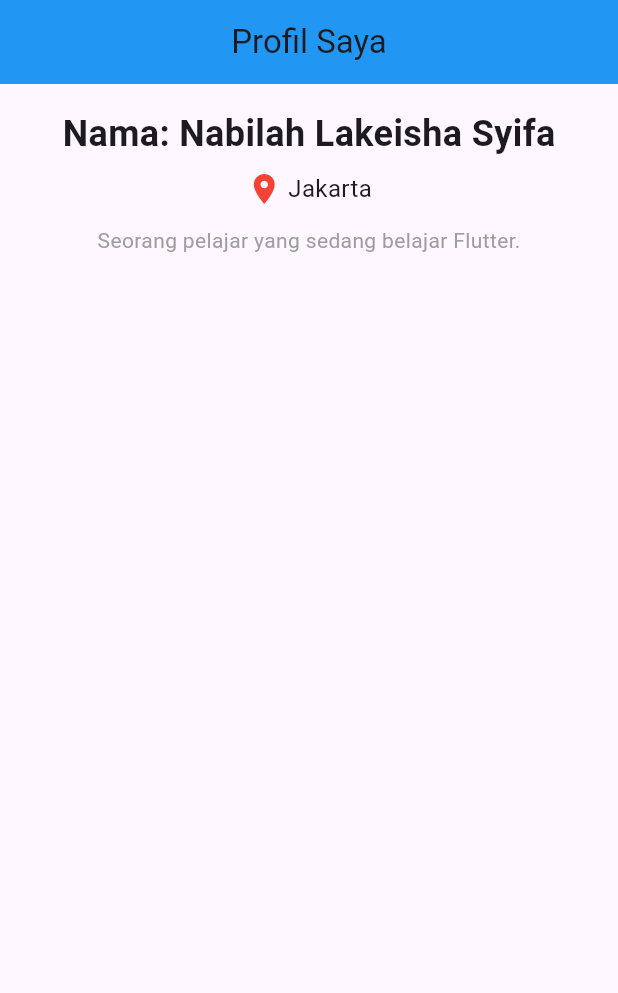
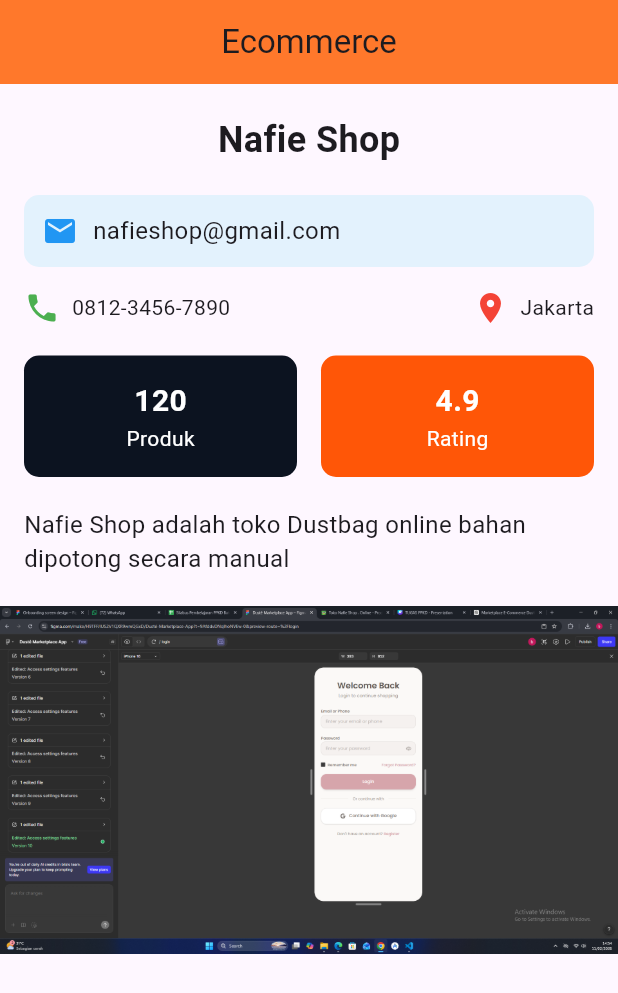
Before and after one commit to nblksy/belajar_flutter, a Flutter app: the screen it shows after launch, on a phone screen of 412 x 824 dp. Shown: the top 993 px of the screen. Run offline on Flutter 3.47's test engine with Material 3 defaults, Android fonts, the phone set to English and light mode, and no system bars.

Commit message:
tugas2flutter

```diff
--- /dev/null
+++ b/lib/day_7/day_7.dart
@@ -0,0 +1,10 @@
+import 'package:flutter/material.dart';
+
+class MyWidget extends StatelessWidget {
+  const MyWidget({super.key});
+
+  @override
+  Widget build(BuildContext context) {
+    return const Placeholder();
+  }
+}
--- /dev/null
+++ b/lib/day_7/sizedbox.dart
@@ -0,0 +1,10 @@
+import 'package:flutter/material.dart';
+
+class MyWidget extends StatelessWidget {
+  const MyWidget({super.key});
+
+  @override
+  Widget build(BuildContext context) {
+    return const Placeholder();
+  }
+}
--- a/lib/main.dart
+++ b/lib/main.dart
@@ -1,4 +1,5 @@
 import 'package:belajar_flutter/tugas_1/tugas_1.dart';
+import 'package:belajar_flutter/tugas_2/tugas_2.dart';
 import 'package:flutter/material.dart';
 
 void main() {
@@ -12,7 +13,7 @@ class MyApp extends StatelessWidget {
   @override
   Widget build(BuildContext context) {
     return MaterialApp(
-      title: 'Flutter Demo',
+      title: 'Tugas 3',
       theme: ThemeData(
         // This is the theme of your application.
         //
@@ -31,7 +32,7 @@ class MyApp extends StatelessWidget {
         // tested with just a hot reload.
         colorScheme: .fromSeed(seedColor: Colors.deepPurple),
       ),
-      home: Tugas1Flutter()
+      home: ProfilTokoPage(),
     );
   }
 }
--- a/lib/tugas_1/tugas_1.dart
+++ b/lib/tugas_1/tugas_1.dart
@@ -9,9 +9,7 @@ class Tugas1Flutter extends StatelessWidget {
 
   @override
   Widget build(BuildContext context) {
-    return MaterialApp(
-      home: ProfilSaya(),
-    );
+    return MaterialApp(home: ProfilSaya());
   }
 }
 
@@ -22,52 +20,31 @@ class ProfilSaya extends StatelessWidget {
       appBar: AppBar(
         title: const Text('Profil Saya'),
         centerTitle: true,
-        backgroundColor: Colors.blue,
+        backgroundColor: const Color.fromARGB(255, 57, 156, 238),
       ),
-      body: Padding(
-        padding: const EdgeInsets.all(16.0),
-        child: Column(
+      body: Column(
         crossAxisAlignment: CrossAxisAlignment.center,
         children: [
-
           const Text(
             'Nama: Nabilah Lakeisha Syifa',
-              style: TextStyle(
-                fontSize: 24,
-                fontWeight: FontWeight.bold,
+            style: TextStyle(fontSize: 24, fontWeight: FontWeight.bold),
           ),
-            ),
-
-            const SizedBox(height: 8),
-
 
           Row(
             mainAxisAlignment: MainAxisAlignment.center,
             children: const [
-                Icon(
-                  Icons.location_on,
-                  color: Colors.red,
-                ),
-                SizedBox(width: 4),
-                Text(
-                  'Jakarta',
-                  style: TextStyle(fontSize: 16),
-                ),
+              Icon(Icons.location_on, color: Colors.red),
+
+              Text('Jakarta', style: TextStyle(fontSize: 16)),
             ],
           ),
 
-            const SizedBox(height: 12),
-
-
           const Text(
             'Seorang pelajar yang sedang belajar Flutter.',
-              style: TextStyle(
-                fontSize: 14,
-                color: Colors.grey,
+            style: TextStyle(fontSize: 14, color: Colors.grey),
           ),
-            ),
+          Image.asset("assets/images/ss.png"),
         ],
-        ),
       ),
     );
   }
--- /dev/null
+++ b/lib/tugas_2/tugas_2.dart
@@ -0,0 +1,138 @@
+import 'package:flutter/material.dart';
+
+class ProfilTokoPage extends StatelessWidget {
+  const ProfilTokoPage({super.key});
+
+  @override
+  Widget build(BuildContext context) {
+    return Scaffold(
+      appBar: AppBar(
+        title: Text("Ecommerce"),
+        centerTitle: true,
+        backgroundColor: Color.fromARGB(255, 255, 120, 43),
+      ),
+
+      //NO.2
+      body: Column(
+        children: [
+          SizedBox(height: 20),
+          Center(
+            child: Text(
+              "Nafie Shop",
+              style: TextStyle(fontSize: 24, fontWeight: FontWeight.bold),
+            ),
+          ),
+
+          // NO.3
+          SizedBox(height: 20),
+          Padding(
+            padding: EdgeInsets.symmetric(horizontal: 16),
+            child: Container(
+              padding: EdgeInsets.all(12),
+              decoration: BoxDecoration(
+                color: Colors.blue.shade50,
+                borderRadius: BorderRadius.circular(10),
+              ),
+              child: Row(
+                children: [
+                  Icon(Icons.email, color: Colors.blue),
+                  SizedBox(width: 10),
+                  Text("nafieshop@gmail.com", style: TextStyle(fontSize: 16)),
+                ],
+              ),
+            ),
+          ),
+
+          //NO.4
+          SizedBox(height: 15),
+          Padding(
+            padding: EdgeInsets.symmetric(horizontal: 16),
+            child: Row(
+              children: [
+                Icon(Icons.phone, color: Colors.green),
+                SizedBox(width: 8),
+                Text("0812-3456-7890"),
+                Spacer(),
+                Icon(Icons.location_on, color: Colors.red),
+                SizedBox(width: 8),
+                Text("Jakarta"),
+              ],
+            ),
+          ),
+          SizedBox(height: 20),
+          Padding(
+            padding: EdgeInsets.symmetric(horizontal: 16),
+            child: Row(
+              children: [
+                Expanded(
+                  child: Container(
+                    padding: EdgeInsets.all(16),
+                    margin: EdgeInsets.only(right: 8),
+                    decoration: BoxDecoration(
+                      color: Color.fromARGB(255, 12, 19, 32),
+                      borderRadius: BorderRadius.circular(10),
+                    ),
+                    child: Column(
+                      children: [
+                        Text(
+                          "120",
+                          style: TextStyle(
+                            color: Colors.white,
+                            fontSize: 20,
+                            fontWeight: FontWeight.bold,
+                          ),
+                        ),
+                        Text("Produk", style: TextStyle(color: Colors.white)),
+                      ],
+                    ),
+                  ),
+                ),
+                Expanded(
+                  child: Container(
+                    padding: EdgeInsets.all(16),
+                    margin: EdgeInsets.only(left: 8),
+                    decoration: BoxDecoration(
+                      color: Color.fromARGB(255, 255, 86, 7),
+                      borderRadius: BorderRadius.circular(10),
+                    ),
+                    child: Column(
+                      children: [
+                        Text(
+                          "4.9",
+                          style: TextStyle(
+                            color: Colors.white,
+                            fontSize: 20,
+                            fontWeight: FontWeight.bold,
+                          ),
+                        ),
+                        Text("Rating", style: TextStyle(color: Colors.white)),
+                      ],
+                    ),
+                  ),
+                ),
+              ],
+            ),
+          ),
+          SizedBox(height: 20),
+          Padding(
+            padding: EdgeInsets.symmetric(horizontal: 16),
+            child: Text(
+              "Nafie Shop adalah toko Dustbag online bahan dipotong secara manual",
+              style: TextStyle(fontSize: 16),
+            ),
+          ),
+          SizedBox(height: 20),
+          Column(
+            children: [
+              Row(
+                children: [
+                  Expanded(child: Image.asset("assets/images/ss.png")),
+                ],
+              ),
+            ],
+          ),
+        ],
+      ),
+    );
+  }
+}
```
Also changed, not shown: pubspec.yaml (+4 -3 lines), assets/images/ss.png (added). Lines whose indentation alone changed are shown as unchanged.
